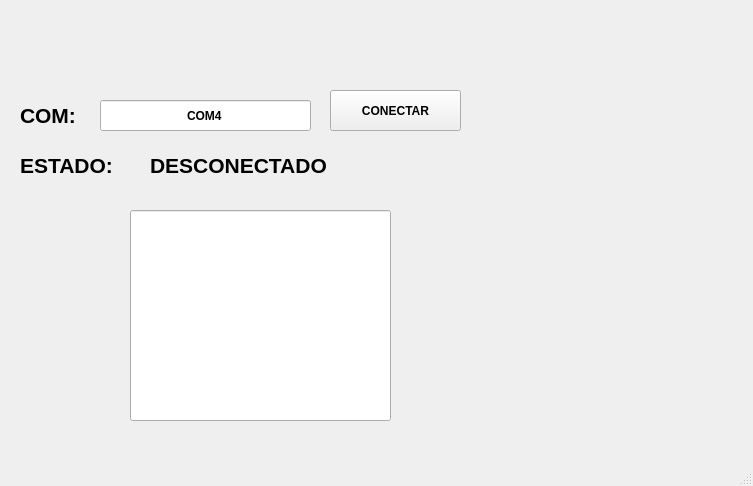
This is Unidad 4/Python/P7_EscrituraDatosArduino1.ui in UrielGG777/prueba-subirrepost as Qt 5 draws it before an edit. The edited form follows.
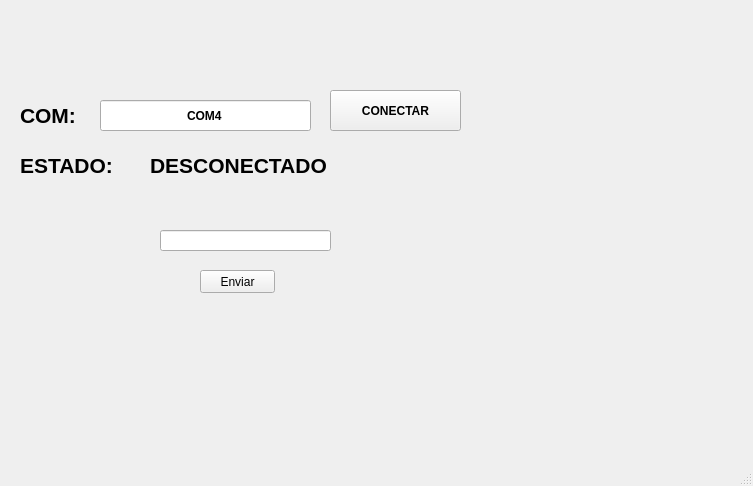
This is the edited form. Icons and pictures are not drawn.

Commit message: cambi no se cual

What changed in the file:
```diff
--- a/Unidad 4/Python/P7_EscrituraDatosArduino1.ui
+++ b/Unidad 4/Python/P7_EscrituraDatosArduino1.ui
@@ -172,13 +172,26 @@
      <bool>true</bool>
     </property>
    </widget>
-   <widget class="QLineEdit" name="datos">
+   <widget class="QPushButton" name="btn_enviar">
     <property name="geometry">
      <rect>
-      <x>130</x>
-      <y>210</y>
-      <width>261</width>
-      <height>211</height>
+      <x>200</x>
+      <y>270</y>
+      <width>75</width>
+      <height>23</height>
+     </rect>
+    </property>
+    <property name="text">
+     <string>Enviar</string>
+    </property>
+   </widget>
+   <widget class="QLineEdit" name="txt_numero">
+    <property name="geometry">
+     <rect>
+      <x>160</x>
+      <y>230</y>
+      <width>171</width>
+      <height>21</height>
      </rect>
     </property>
    </widget>
```
Left out of the diff: 2 changed lines with no effect on the pictures. The commit also changes 1 other file.
